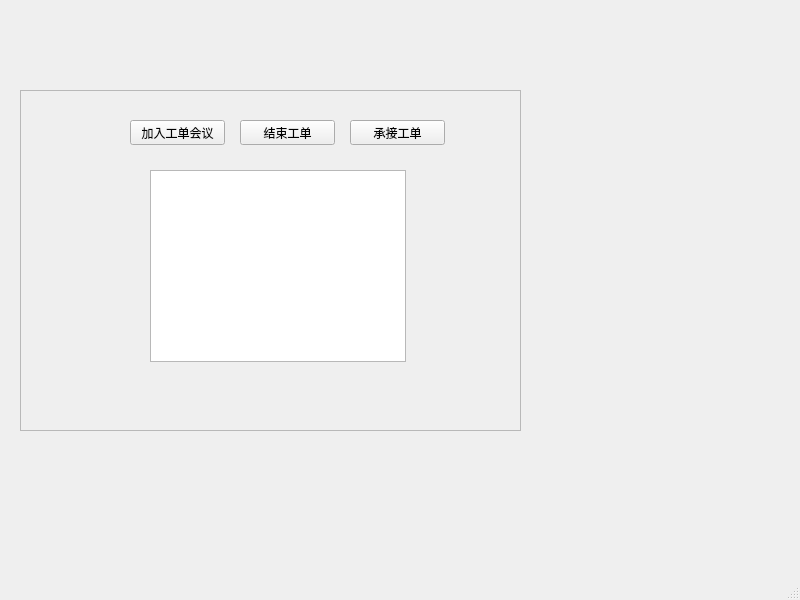
Above: ExpClient/mainwindow.ui from 2306nian/FacExpSys before the change. Below: the same form after it.
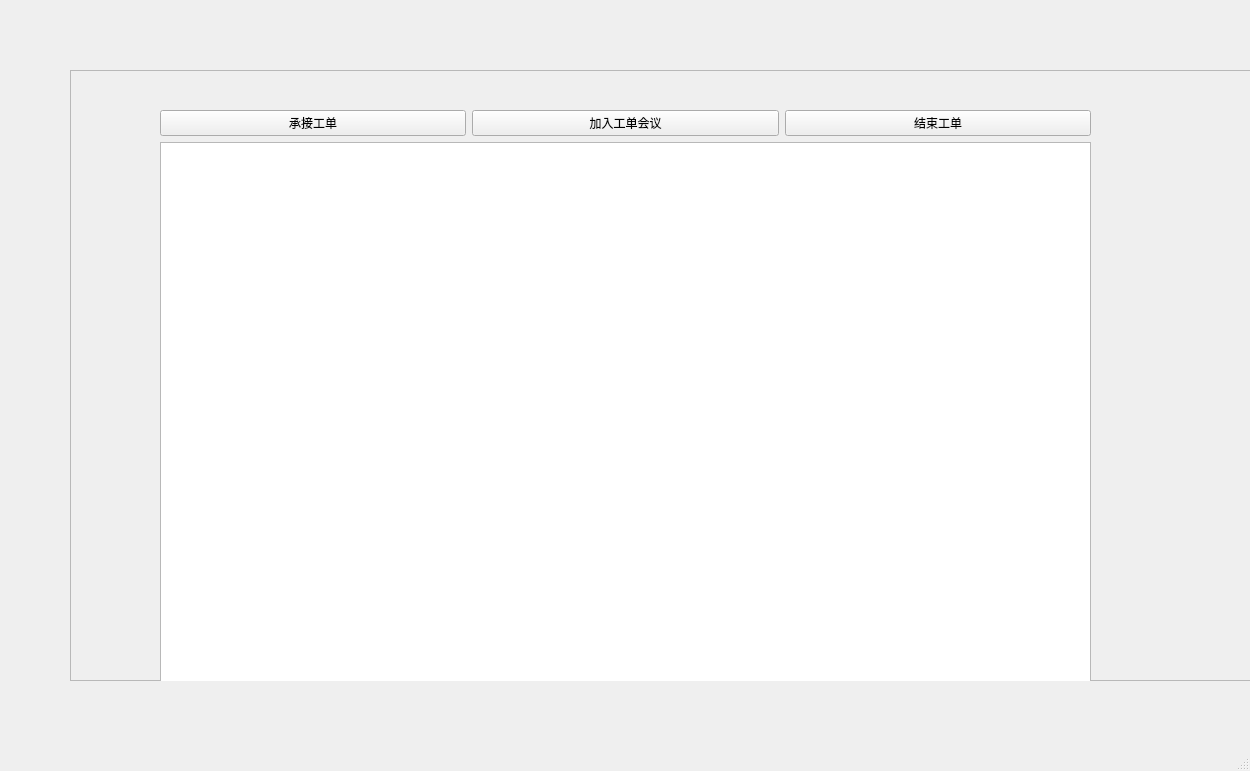
That is the form after the change.

What changed in the file:
```diff
--- a/ExpClient/mainwindow.ui
+++ b/ExpClient/mainwindow.ui
@@ -6,8 +6,8 @@
    <rect>
     <x>0</x>
     <y>0</y>
-    <width>800</width>
-    <height>600</height>
+    <width>1250</width>
+    <height>771</height>
    </rect>
   </property>
   <property name="windowTitle">
@@ -17,10 +17,10 @@
    <widget class="QFrame" name="frame">
     <property name="geometry">
      <rect>
-      <x>20</x>
-      <y>90</y>
-      <width>501</width>
-      <height>341</height>
+      <x>70</x>
+      <y>70</y>
+      <width>1201</width>
+      <height>611</height>
      </rect>
     </property>
     <property name="frameShape">
@@ -29,54 +29,49 @@
     <property name="frameShadow">
      <enum>QFrame::Raised</enum>
     </property>
-    <widget class="QTableWidget" name="tableWidget">
+    <widget class="QWidget" name="layoutWidget">
      <property name="geometry">
       <rect>
-       <x>130</x>
-       <y>80</y>
-       <width>256</width>
-       <height>192</height>
+       <x>90</x>
+       <y>40</y>
+       <width>931</width>
+       <height>601</height>
       </rect>
      </property>
-    </widget>
+     <layout class="QVBoxLayout" name="verticalLayout">
+      <item>
+       <layout class="QHBoxLayout" name="horizontalLayout">
+        <item>
+         <widget class="QPushButton" name="acceptTicket">
+          <property name="text">
+           <string>承接工单</string>
+          </property>
+         </widget>
+        </item>
+        <item>
     <widget class="QPushButton" name="joinTicket">
-     <property name="geometry">
-      <rect>
-       <x>110</x>
-       <y>30</y>
-       <width>95</width>
-       <height>25</height>
-      </rect>
-     </property>
      <property name="text">
       <string>加入工单会议</string>
      </property>
     </widget>
+        </item>
+        <item>
     <widget class="QPushButton" name="completeTicket">
-     <property name="geometry">
-      <rect>
-       <x>220</x>
-       <y>30</y>
-       <width>95</width>
-       <height>25</height>
-      </rect>
-     </property>
      <property name="text">
       <string>结束工单</string>
      </property>
     </widget>
-    <widget class="QPushButton" name="acceptTicket">
-     <property name="geometry">
-      <rect>
-       <x>330</x>
-       <y>30</y>
-       <width>95</width>
-       <height>25</height>
-      </rect>
-     </property>
-     <property name="text">
-      <string>承接工单</string>
-     </property>
+        </item>
+       </layout>
+      </item>
+      <item>
+       <widget class="QTableWidget" name="tableWidget">
+        <property name="enabled">
+         <bool>true</bool>
+        </property>
+       </widget>
+      </item>
+     </layout>
     </widget>
    </widget>
   </widget>
```
Left out of the diff: 2 changed lines with no effect on the pictures. Lines whose indentation alone changed are shown as unchanged.
